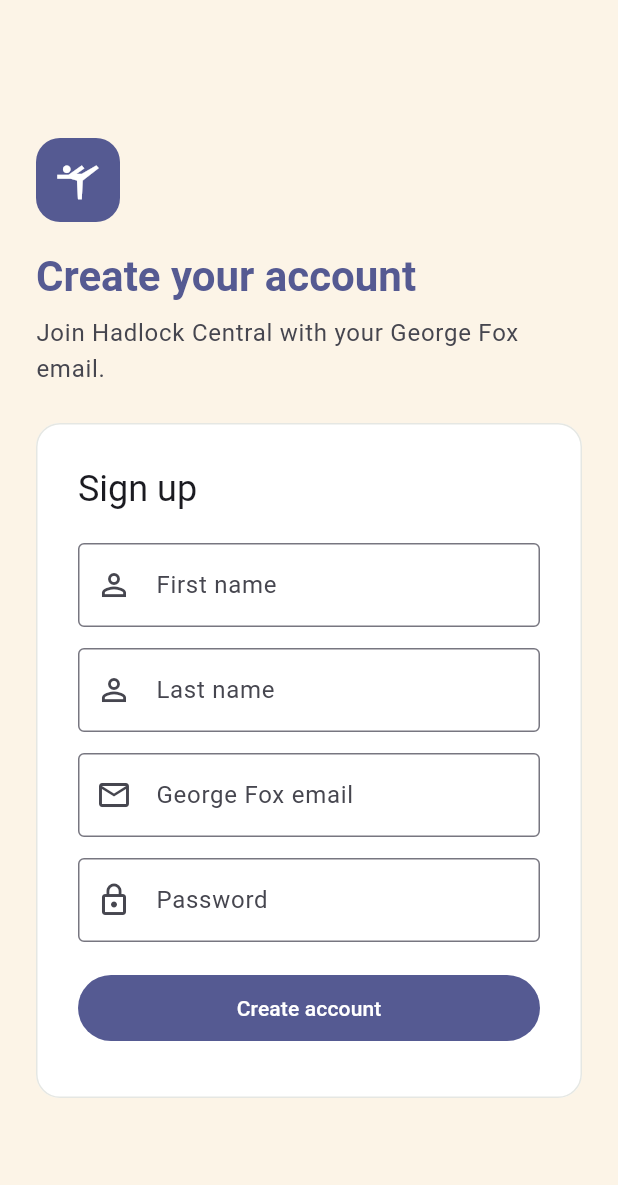
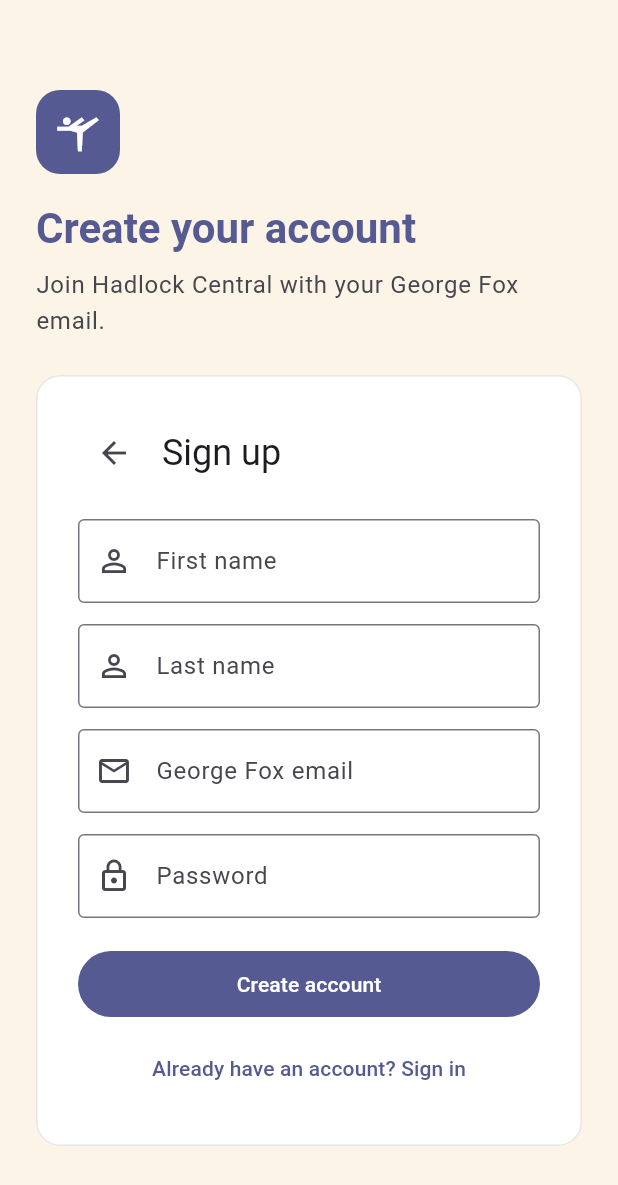
Before and after one commit to afalk23/csis321-Hadlock-Central, a Flutter app: the RegisterPage screen opened directly, on a phone screen of 412 x 824 dp. Shown: the top 1185 px of the screen. Run offline on Flutter 3.47's test engine with Material 3 defaults, Android fonts, the phone set to English and light mode, and no system bars.

Commit message:
added a back feature for the sign up page allowing user to go back to sign in.

```diff
--- a/hadlock_central_flutter/lib/pages/register_page.dart
+++ b/hadlock_central_flutter/lib/pages/register_page.dart
@@ -18,6 +18,13 @@ class _RegisterPageState extends State<RegisterPage> {
 
   // Prevents multiple requests at the same time.
   bool _isSubmitting = false;
+
+  /// Returns to sign-in using the same route style as its registration link.
+  void _returnToSignIn() {
+    Navigator.of(context).pushReplacement(
+      MaterialPageRoute(builder: (context) => const SignInPage()),
+    );
+  }
 
   Future<void> _submitRegistration() async {
     // Do not submit if a request is already running.
@@ -65,11 +72,7 @@ class _RegisterPageState extends State<RegisterPage> {
         if (!mounted) return;
 
         // Navigate to the sign-in page.
-        Navigator.of(context).pushReplacement(
-          MaterialPageRoute(
-            builder: (context) => const SignInPage(),
-          ),
-        );
+        _returnToSignIn();
       } else {
         // Registration failed; stay on the form.
         await _showMessage(
@@ -214,7 +217,21 @@ class _RegisterPageState extends State<RegisterPage> {
         child: Column(
           crossAxisAlignment: CrossAxisAlignment.stretch,
           children: [
-            Text('Sign up', style: Theme.of(context).textTheme.headlineSmall),
+            // Keep the back action beside the title on both screen sizes.
+            Row(
+              children: [
+                IconButton(
+                  onPressed: _isSubmitting ? null : _returnToSignIn,
+                  icon: const Icon(Icons.arrow_back),
+                  tooltip: 'Back to sign in',
+                ),
+                const SizedBox(width: 8),
+                Text(
+                  'Sign up',
+                  style: Theme.of(context).textTheme.headlineSmall,
+                ),
+              ],
+            ),
             const SizedBox(height: 20),
             // Each field keeps using the controller read by _submitRegistration.
             TextField(
@@ -278,8 +295,11 @@ class _RegisterPageState extends State<RegisterPage> {
               ),
             ),
             const SizedBox(height: 8),
-            // Existing users can return to sign-in from this link.
-            // TextButton(//TODO),
+            // Existing users can also return to sign-in from this link.
+            TextButton(
+              onPressed: _isSubmitting ? null : _returnToSignIn,
+              child: const Text('Already have an account? Sign in'),
+            ),
           ],
         ),
       ),
```
